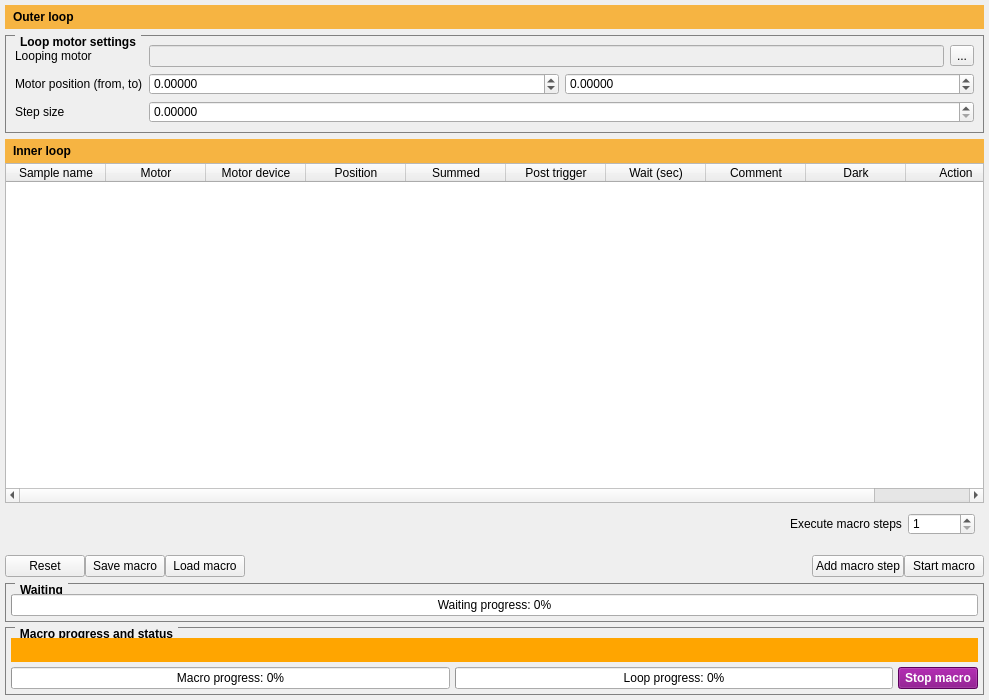
DESY-Petra-III/P02, file P02.1/Revolver/macro/UI/layout_loop_macro.ui: the form before one commit.
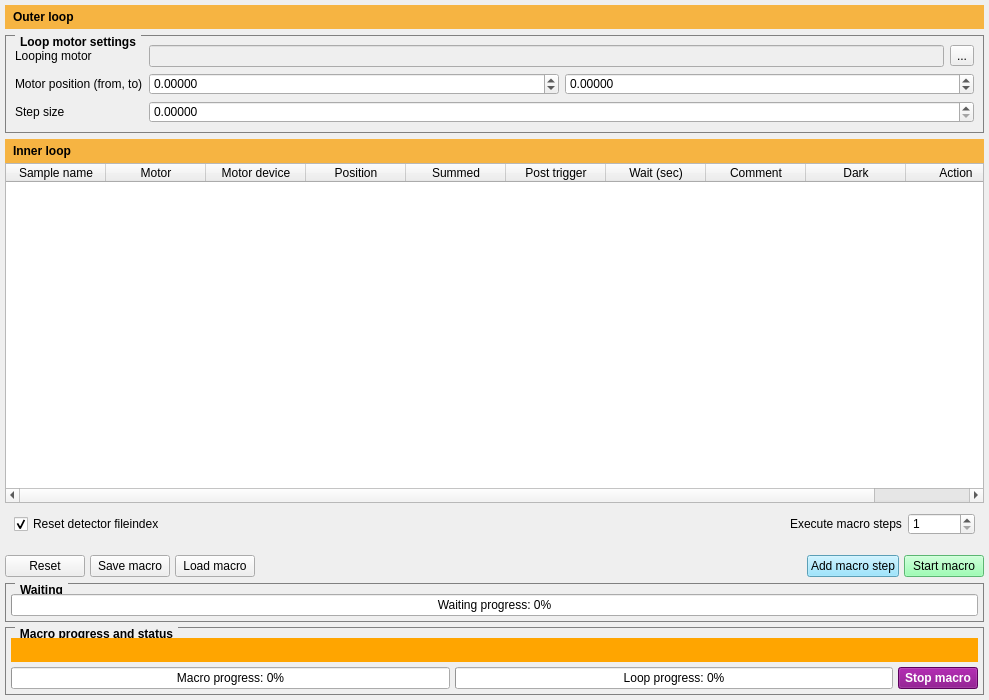
The form after the commit.

```diff
--- a/P02.1/Revolver/macro/UI/layout_loop_macro.ui
+++ b/P02.1/Revolver/macro/UI/layout_loop_macro.ui
@@ -50,7 +50,10 @@
       <property name="bottomMargin">
        <number>0</number>
       </property>
-      <property name="spacing">
+      <property name="horizontalSpacing">
+       <number>5</number>
+      </property>
+      <property name="verticalSpacing">
        <number>0</number>
       </property>
       <item row="0" column="1">
@@ -82,6 +85,13 @@
       </item>
       <item row="0" column="4">
        <widget class="QPushButton" name="button_add_macro">
+        <property name="enabled">
+         <bool>true</bool>
+        </property>
+        <property name="styleSheet">
+         <string notr="true">QPushButton{background:#80DFFF}
+QPushButton:disabled{ background:silver;color:grey }</string>
+        </property>
         <property name="text">
          <string>Add macro step</string>
         </property>
@@ -89,6 +99,10 @@
       </item>
       <item row="0" column="5">
        <widget class="QPushButton" name="button_run_macros">
+        <property name="styleSheet">
+         <string notr="true">QPushButton{background:#80FF9F}
+QPushButton:disabled{ background:silver;color:grey }</string>
+        </property>
         <property name="text">
          <string>Start macro</string>
         </property>
@@ -242,7 +256,8 @@
         <item>
          <widget class="QPushButton" name="input_macro_halt">
           <property name="styleSheet">
-           <string notr="true">background:purple;font-weight:bold;color:#fff</string>
+           <string notr="true">QPushButton{background:purple;font-weight:bold;color:#fff;}
+QPushButton:disabled{ background:silver;color:grey }</string>
           </property>
           <property name="text">
            <string>Stop macro</string>
@@ -263,7 +278,7 @@
       <property name="topMargin">
        <number>5</number>
       </property>
-      <item row="0" column="0">
+      <item row="0" column="1">
        <spacer name="horizontalSpacer_3">
         <property name="orientation">
          <enum>Qt::Horizontal</enum>
@@ -276,7 +291,7 @@
         </property>
        </spacer>
       </item>
-      <item row="0" column="1">
+      <item row="0" column="2">
        <widget class="QLabel" name="label_8">
         <property name="sizePolicy">
          <sizepolicy hsizetype="Preferred" vsizetype="Preferred">
@@ -289,7 +304,7 @@
         </property>
        </widget>
       </item>
-      <item row="0" column="2">
+      <item row="0" column="3">
        <widget class="QSpinBox" name="repeat_macro">
         <property name="minimum">
          <number>1</number>
@@ -299,6 +314,16 @@
         </property>
        </widget>
       </item>
+      <item row="0" column="0">
+       <widget class="QCheckBox" name="macro_reset_fileindex">
+        <property name="text">
+         <string>Reset detector fileindex</string>
+        </property>
+        <property name="checked">
+         <bool>true</bool>
+        </property>
+       </widget>
+      </item>
      </layout>
     </widget>
    </item>
```
